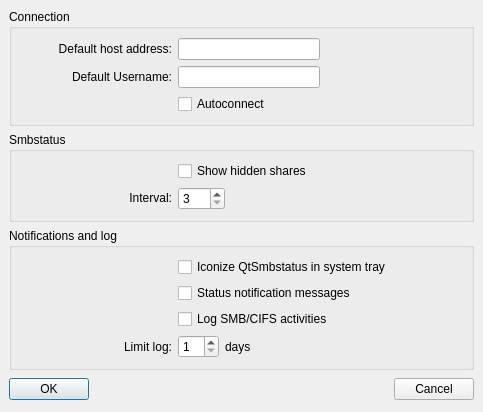
danielrocher/qtsmbstatus, file client/configure.ui: the form before one commit.
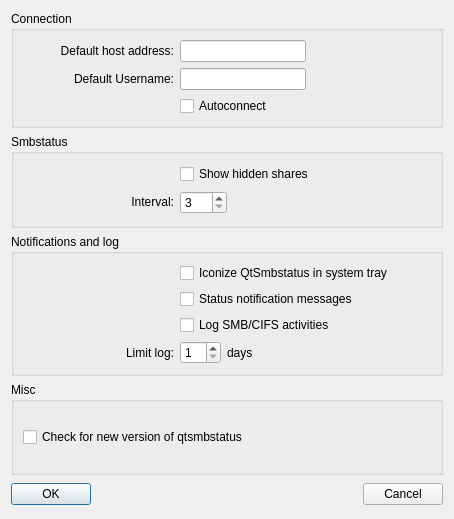
The form after the commit.

Commit message: - completely removed qt3support - possibility to check if a new version of this program is available (devel) - Server use now QCoreApplication

```diff
--- a/client/configure.ui
+++ b/client/configure.ui
@@ -5,21 +5,188 @@
    <rect>
     <x>0</x>
     <y>0</y>
-    <width>483</width>
-    <height>411</height>
+    <width>454</width>
+    <height>519</height>
    </rect>
   </property>
   <property name="windowTitle" >
    <string>Configure</string>
   </property>
-  <layout class="QGridLayout" >
-   <property name="margin" >
-    <number>9</number>
-   </property>
-   <property name="spacing" >
-    <number>6</number>
-   </property>
-   <item row="2" column="0" colspan="3" >
+  <layout class="QGridLayout" name="gridLayout" >
+   <item row="0" column="0" >
+    <widget class="QGroupBox" name="groupBox" >
+     <property name="title" >
+      <string>Connection</string>
+     </property>
+     <layout class="QGridLayout" name="_3" >
+      <property name="margin" >
+       <number>9</number>
+      </property>
+      <property name="spacing" >
+       <number>6</number>
+      </property>
+      <item row="1" column="0" >
+       <widget class="QLabel" name="textLabel1_3_2" >
+        <property name="minimumSize" >
+         <size>
+          <width>151</width>
+          <height>0</height>
+         </size>
+        </property>
+        <property name="text" >
+         <string>&lt;p align="right">Default Username:&lt;/p></string>
+        </property>
+        <property name="wordWrap" >
+         <bool>false</bool>
+        </property>
+        <property name="buddy" >
+         <cstring>EditUsername</cstring>
+        </property>
+       </widget>
+      </item>
+      <item row="2" column="1" >
+       <widget class="QCheckBox" name="checkAutoconnect" >
+        <property name="toolTip" >
+         <string>Autoconnect on qtsmbstatus startup</string>
+        </property>
+        <property name="text" >
+         <string>Autoconnect</string>
+        </property>
+       </widget>
+      </item>
+      <item row="0" column="0" >
+       <widget class="QLabel" name="textLabel1_3" >
+        <property name="text" >
+         <string>&lt;p align="right">Default host address:&lt;/p></string>
+        </property>
+        <property name="wordWrap" >
+         <bool>false</bool>
+        </property>
+        <property name="buddy" >
+         <cstring>EditHost</cstring>
+        </property>
+       </widget>
+      </item>
+      <item row="1" column="1" >
+       <widget class="QLineEdit" name="EditUsername" >
+        <property name="toolTip" >
+         <string>Username (default :  username = root)</string>
+        </property>
+        <property name="text" >
+         <string/>
+        </property>
+       </widget>
+      </item>
+      <item row="0" column="1" >
+       <widget class="QLineEdit" name="EditHost" >
+        <property name="toolTip" >
+         <string>Host Address</string>
+        </property>
+        <property name="text" >
+         <string/>
+        </property>
+       </widget>
+      </item>
+      <item row="1" column="2" >
+       <spacer>
+        <property name="orientation" >
+         <enum>Qt::Horizontal</enum>
+        </property>
+        <property name="sizeHint" stdset="0" >
+         <size>
+          <width>91</width>
+          <height>20</height>
+         </size>
+        </property>
+       </spacer>
+      </item>
+      <item row="0" column="2" >
+       <spacer>
+        <property name="orientation" >
+         <enum>Qt::Horizontal</enum>
+        </property>
+        <property name="sizeHint" stdset="0" >
+         <size>
+          <width>91</width>
+          <height>20</height>
+         </size>
+        </property>
+       </spacer>
+      </item>
+     </layout>
+    </widget>
+   </item>
+   <item row="1" column="0" >
+    <widget class="QGroupBox" name="groupBox_2" >
+     <property name="title" >
+      <string>Smbstatus</string>
+     </property>
+     <layout class="QGridLayout" name="_2" >
+      <property name="margin" >
+       <number>9</number>
+      </property>
+      <property name="spacing" >
+       <number>6</number>
+      </property>
+      <item row="1" column="2" >
+       <spacer>
+        <property name="orientation" >
+         <enum>Qt::Horizontal</enum>
+        </property>
+        <property name="sizeHint" stdset="0" >
+         <size>
+          <width>231</width>
+          <height>20</height>
+         </size>
+        </property>
+       </spacer>
+      </item>
+      <item row="1" column="0" >
+       <widget class="QLabel" name="textLabel1_2" >
+        <property name="minimumSize" >
+         <size>
+          <width>151</width>
+          <height>0</height>
+         </size>
+        </property>
+        <property name="text" >
+         <string>&lt;p align="right">Interval:&lt;/p></string>
+        </property>
+        <property name="wordWrap" >
+         <bool>false</bool>
+        </property>
+        <property name="buddy" >
+         <cstring>spinInterval</cstring>
+        </property>
+       </widget>
+      </item>
+      <item row="1" column="1" >
+       <widget class="QSpinBox" name="spinInterval" >
+        <property name="toolTip" >
+         <string>Interval between smbstatus requests in seconds, (interval > 2)</string>
+        </property>
+        <property name="minimum" >
+         <number>3</number>
+        </property>
+        <property name="maximum" >
+         <number>300</number>
+        </property>
+       </widget>
+      </item>
+      <item row="0" column="1" colspan="2" >
+       <widget class="QCheckBox" name="checkViewHiddenShares" >
+        <property name="toolTip" >
+         <string>Show hidden shares (share$)</string>
+        </property>
+        <property name="text" >
+         <string>Show hidden shares</string>
+        </property>
+       </widget>
+      </item>
+     </layout>
+    </widget>
+   </item>
+   <item row="2" column="0" >
     <widget class="QGroupBox" name="groupBox_3" >
      <property name="title" >
       <string>Notifications and log</string>
@@ -114,7 +281,7 @@
         <property name="orientation" >
          <enum>Qt::Horizontal</enum>
         </property>
-        <property name="sizeHint" >
+        <property name="sizeHint" stdset="0" >
          <size>
           <width>151</width>
           <height>20</height>
@@ -125,216 +292,64 @@
      </layout>
     </widget>
    </item>
-   <item row="3" column="1" >
-    <spacer>
-     <property name="orientation" >
-      <enum>Qt::Horizontal</enum>
-     </property>
-     <property name="sizeType" >
-      <enum>QSizePolicy::Expanding</enum>
-     </property>
-     <property name="sizeHint" >
-      <size>
-       <width>261</width>
-       <height>27</height>
-      </size>
-     </property>
-    </spacer>
-   </item>
-   <item row="1" column="0" colspan="3" >
-    <widget class="QGroupBox" name="groupBox_2" >
-     <property name="title" >
-      <string>Smbstatus</string>
-     </property>
-     <layout class="QGridLayout" >
-      <property name="margin" >
-       <number>9</number>
-      </property>
-      <property name="spacing" >
-       <number>6</number>
-      </property>
-      <item row="1" column="2" >
-       <spacer>
-        <property name="orientation" >
-         <enum>Qt::Horizontal</enum>
-        </property>
-        <property name="sizeHint" >
-         <size>
-          <width>231</width>
-          <height>20</height>
-         </size>
-        </property>
-       </spacer>
-      </item>
-      <item row="1" column="0" >
-       <widget class="QLabel" name="textLabel1_2" >
-        <property name="minimumSize" >
-         <size>
-          <width>151</width>
-          <height>0</height>
-         </size>
-        </property>
-        <property name="text" >
-         <string>&lt;p align="right">Interval:&lt;/p></string>
-        </property>
-        <property name="wordWrap" >
-         <bool>false</bool>
-        </property>
-        <property name="buddy" >
-         <cstring>spinInterval</cstring>
-        </property>
-       </widget>
-      </item>
-      <item row="1" column="1" >
-       <widget class="QSpinBox" name="spinInterval" >
-        <property name="toolTip" >
-         <string>Interval between smbstatus requests in seconds, (interval > 2)</string>
-        </property>
-        <property name="maximum" >
-         <number>300</number>
-        </property>
-        <property name="minimum" >
-         <number>3</number>
-        </property>
-       </widget>
-      </item>
-      <item row="0" column="1" colspan="2" >
-       <widget class="QCheckBox" name="checkViewHiddenShares" >
-        <property name="toolTip" >
-         <string>Show hidden shares (share$)</string>
-        </property>
-        <property name="text" >
-         <string>Show hidden shares</string>
-        </property>
-       </widget>
-      </item>
-     </layout>
-    </widget>
-   </item>
-   <item row="0" column="0" colspan="3" >
-    <widget class="QGroupBox" name="groupBox" >
-     <property name="title" >
-      <string>Connection</string>
-     </property>
-     <layout class="QGridLayout" >
-      <property name="margin" >
-       <number>9</number>
-      </property>
-      <property name="spacing" >
-       <number>6</number>
-      </property>
-      <item row="1" column="0" >
-       <widget class="QLabel" name="textLabel1_3_2" >
-        <property name="minimumSize" >
-         <size>
-          <width>151</width>
-          <height>0</height>
-         </size>
-        </property>
-        <property name="text" >
-         <string>&lt;p align="right">Default Username:&lt;/p></string>
-        </property>
-        <property name="wordWrap" >
-         <bool>false</bool>
-        </property>
-        <property name="buddy" >
-         <cstring>EditUsername</cstring>
-        </property>
-       </widget>
-      </item>
-      <item row="2" column="1" >
-       <widget class="QCheckBox" name="checkAutoconnect" >
-        <property name="toolTip" >
-         <string>Autoconnect on qtsmbstatus startup</string>
-        </property>
-        <property name="text" >
-         <string>Autoconnect</string>
-        </property>
-       </widget>
-      </item>
-      <item row="0" column="0" >
-       <widget class="QLabel" name="textLabel1_3" >
-        <property name="text" >
-         <string>&lt;p align="right">Default host address:&lt;/p></string>
-        </property>
-        <property name="wordWrap" >
-         <bool>false</bool>
-        </property>
-        <property name="buddy" >
-         <cstring>EditHost</cstring>
-        </property>
-       </widget>
-      </item>
-      <item row="1" column="1" >
-       <widget class="QLineEdit" name="EditUsername" >
-        <property name="toolTip" >
-         <string>Username (default :  username = root)</string>
-        </property>
-        <property name="text" >
-         <string/>
-        </property>
-       </widget>
-      </item>
-      <item row="0" column="1" >
-       <widget class="QLineEdit" name="EditHost" >
-        <property name="toolTip" >
-         <string>Host Address</string>
-        </property>
-        <property name="text" >
-         <string/>
-        </property>
-       </widget>
-      </item>
-      <item row="1" column="2" >
-       <spacer>
-        <property name="orientation" >
-         <enum>Qt::Horizontal</enum>
-        </property>
-        <property name="sizeHint" >
-         <size>
-          <width>91</width>
-          <height>20</height>
-         </size>
-        </property>
-       </spacer>
-      </item>
-      <item row="0" column="2" >
-       <spacer>
-        <property name="orientation" >
-         <enum>Qt::Horizontal</enum>
-        </property>
-        <property name="sizeHint" >
-         <size>
-          <width>91</width>
-          <height>20</height>
-         </size>
-        </property>
-       </spacer>
-      </item>
-     </layout>
-    </widget>
+   <item row="4" column="0" >
+    <layout class="QHBoxLayout" name="horizontalLayout" >
+     <item>
+      <widget class="QPushButton" name="okButton" >
+       <property name="text" >
+        <string>OK</string>
+       </property>
+      </widget>
+     </item>
+     <item>
+      <spacer name="spacer" >
+       <property name="orientation" >
+        <enum>Qt::Horizontal</enum>
+       </property>
+       <property name="sizeType" >
+        <enum>QSizePolicy::Expanding</enum>
+       </property>
+       <property name="sizeHint" stdset="0" >
+        <size>
+         <width>329</width>
+         <height>27</height>
+        </size>
+       </property>
+      </spacer>
+     </item>
+     <item>
+      <widget class="QPushButton" name="cancelButton" >
+       <property name="text" >
+        <string>Cancel</string>
+       </property>
+       <property name="autoDefault" >
+        <bool>false</bool>
+       </property>
+      </widget>
+     </item>
+    </layout>
    </item>
    <item row="3" column="0" >
-    <widget class="QPushButton" name="okButton" >
-     <property name="text" >
-      <string>OK</string>
+    <widget class="QGroupBox" name="groupBox_4" >
+     <property name="title" >
+      <string>Misc</string>
      </property>
-    </widget>
-   </item>
-   <item row="3" column="2" >
-    <widget class="QPushButton" name="cancelButton" >
-     <property name="text" >
-      <string>Cancel</string>
-     </property>
-     <property name="autoDefault" >
-      <bool>false</bool>
-     </property>
+     <layout class="QGridLayout" name="gridLayout_2" >
+      <item row="0" column="0" >
+       <widget class="QCheckBox" name="checkNewVersion" >
+        <property name="toolTip" >
+         <string/>
+        </property>
+        <property name="text" >
+         <string>Check for new version of qtsmbstatus</string>
+        </property>
+       </widget>
+      </item>
+     </layout>
     </widget>
    </item>
   </layout>
  </widget>
- <layoutdefault spacing="6" margin="11" />
- <pixmapfunction>qPixmapFromMimeSource</pixmapfunction>
  <tabstops>
   <tabstop>EditHost</tabstop>
   <tabstop>EditUsername</tabstop>
```
Left out of the diff: 39 changed lines with no effect on the pictures. The commit also changes 12 other files.
